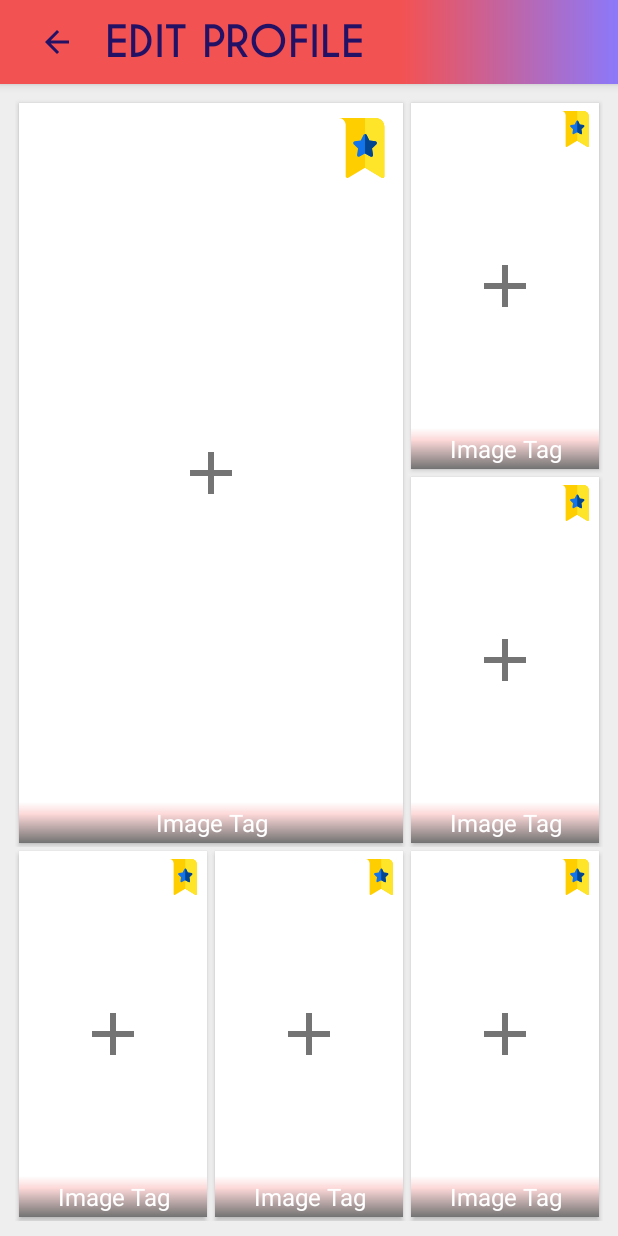
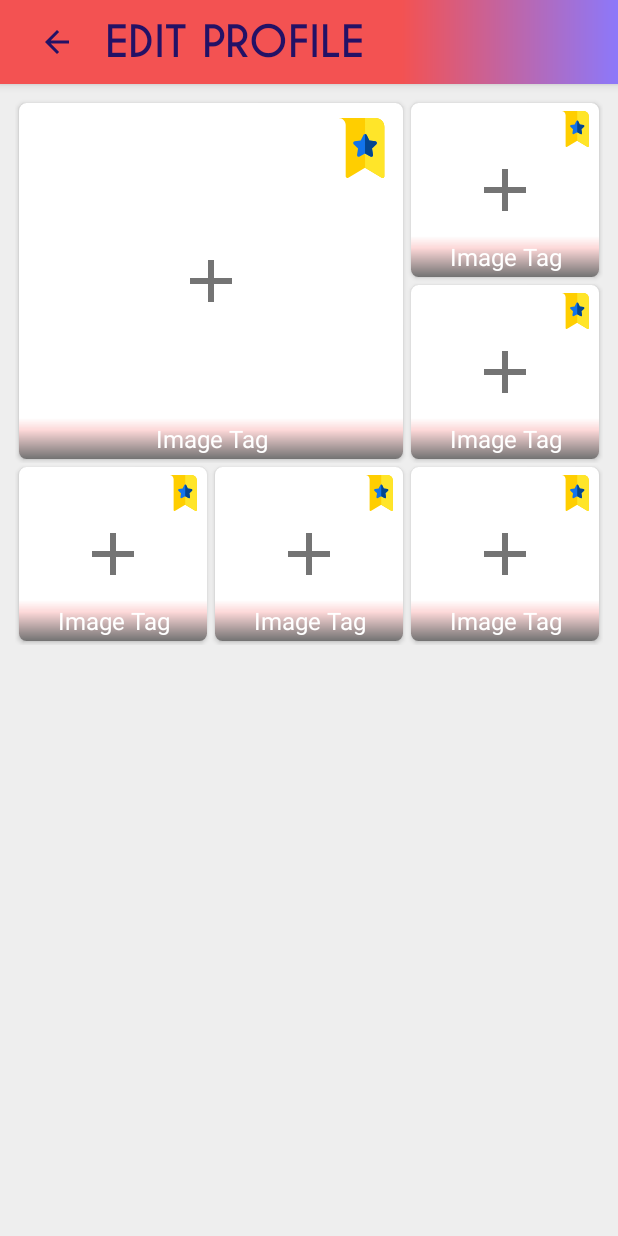
Before and after one commit to Aryabodhi/Seeker_UI, an Android app: the AddEditProfileImages screen opened directly, with no data from a screen before it, on a phone screen of 412 x 824 dp. Run offline under Robolectric (Android 15) with nearby library versions, the phone set to English and light mode, and no system bars; our stand-ins replace Picasso.

```diff
--- a/app/src/main/res/layout/activity_add_edit_profile_images.xml
+++ b/app/src/main/res/layout/activity_add_edit_profile_images.xml
@@ -12,11 +12,21 @@
         layout="@layout/toolbar_misc" />
 
     <LinearLayout
-        android:layout_width="0dp"
+        android:layout_width="match_parent"
         android:layout_height="0dp"
+        android:orientation="vertical"
+        app:layout_constraintTop_toBottomOf="@+id/include3"
+        app:layout_constraintBottom_toBottomOf="parent"
+        android:weightSum="2">
+
+        <LinearLayout
+            android:layout_width="match_parent"
+            android:layout_height="match_parent"
             android:layout_margin="10dp"
+            android:layout_weight="1"
             android:orientation="vertical"
             android:weightSum="3"
+
             app:layout_constraintBottom_toBottomOf="parent"
             app:layout_constraintEnd_toEndOf="parent"
             app:layout_constraintStart_toStartOf="parent"
@@ -33,29 +43,28 @@
                     android:layout_width="match_parent"
                     android:layout_height="match_parent"
                     android:layout_margin="2.5dp"
+                    android:layout_weight="1"
                     android:clickable="true"
-                app:cardCornerRadius="0dp"
                     android:foreground="?attr/selectableItemBackground"
-                android:layout_weight="1">
+                    app:cardCornerRadius="5dp">
 
                     <androidx.constraintlayout.widget.ConstraintLayout
                         android:layout_width="match_parent"
                         android:layout_height="match_parent"
-                    android:orientation="vertical"
-                    android:gravity="center">
+                        android:gravity="center"
+                        android:orientation="vertical">
 
                         <ImageView
-                        android:scaleType="center"
                             android:id="@+id/profile_image_1"
-                        android:src="@drawable/ic_add_black_24dp"
                             android:layout_width="match_parent"
                             android:layout_height="match_parent"
-                        />
+                            android:scaleType="center"
+                            android:src="@drawable/ic_add_black_24dp" />
 
                         <ImageView
-                        android:layout_margin="10dp"
                             android:layout_width="40dp"
                             android:layout_height="40dp"
+                            android:layout_margin="10dp"
                             android:src="@drawable/bookmark"
                             app:layout_constraintEnd_toEndOf="parent"
                             app:layout_constraintTop_toTopOf="parent" />
@@ -65,12 +74,12 @@
                             android:id="@+id/profile_image_1_tag"
                             android:layout_width="match_parent"
                             android:layout_height="wrap_content"
+                            android:background="@drawable/gradient_black_alpha"
+                            android:gravity="center"
+                            android:padding="2.5dp"
                             android:text="Image Tag"
-                        android:gravity="center"
                             android:textColor="#ffffff"
                             android:textSize="16dp"
-                        android:padding="2.5dp"
-                        android:background="@drawable/gradient_black_alpha"
                             app:layout_constraintBottom_toBottomOf="@+id/profile_image_1"
                             app:layout_constraintEnd_toEndOf="parent"
                             app:layout_constraintStart_toStartOf="parent" />
@@ -90,29 +99,28 @@
                         android:layout_width="match_parent"
                         android:layout_height="match_parent"
                         android:layout_margin="2.5dp"
+                        android:layout_weight="1"
                         android:clickable="true"
-                    app:cardCornerRadius="0dp"
                         android:foreground="?attr/selectableItemBackground"
-                    android:layout_weight="1">
+                        app:cardCornerRadius="5dp">
 
                         <androidx.constraintlayout.widget.ConstraintLayout
                             android:layout_width="match_parent"
                             android:layout_height="match_parent"
-                        android:orientation="vertical"
-                        android:gravity="center">
+                            android:gravity="center"
+                            android:orientation="vertical">
 
                             <ImageView
-                            android:scaleType="center"
                                 android:id="@+id/profile_image_2"
-                            android:src="@drawable/ic_add_black_24dp"
                                 android:layout_width="match_parent"
                                 android:layout_height="match_parent"
-                            />
+                                android:scaleType="center"
+                                android:src="@drawable/ic_add_black_24dp" />
 
                             <ImageView
-                            android:layout_margin="5dp"
                                 android:layout_width="24dp"
                                 android:layout_height="24dp"
+                                android:layout_margin="5dp"
                                 android:src="@drawable/bookmark"
                                 app:layout_constraintEnd_toEndOf="parent"
                                 app:layout_constraintTop_toTopOf="parent" />
@@ -122,12 +130,12 @@
                                 android:id="@+id/profile_image_2_tag"
                                 android:layout_width="match_parent"
                                 android:layout_height="wrap_content"
+                                android:background="@drawable/gradient_black_alpha"
+                                android:gravity="center"
+                                android:padding="2.5dp"
                                 android:text="Image Tag"
-                            android:gravity="center"
                                 android:textColor="#ffffff"
                                 android:textSize="16dp"
-                            android:padding="2.5dp"
-                            android:background="@drawable/gradient_black_alpha"
                                 app:layout_constraintBottom_toBottomOf="@+id/profile_image_2"
                                 app:layout_constraintEnd_toEndOf="parent"
                                 app:layout_constraintStart_toStartOf="parent" />
@@ -141,28 +149,27 @@
                         android:layout_height="match_parent"
                         android:layout_margin="2.5dp"
                         android:layout_weight="1"
-                    app:cardCornerRadius="0dp"
                         android:clickable="true"
-                    android:foreground="?attr/selectableItemBackground">
+                        android:foreground="?attr/selectableItemBackground"
+                        app:cardCornerRadius="5dp">
 
                         <androidx.constraintlayout.widget.ConstraintLayout
                             android:layout_width="match_parent"
                             android:layout_height="match_parent"
-                        android:orientation="vertical"
-                        android:gravity="center">
+                            android:gravity="center"
+                            android:orientation="vertical">
 
                             <ImageView
-                            android:scaleType="center"
                                 android:id="@+id/profile_image_3"
-                            android:src="@drawable/ic_add_black_24dp"
                                 android:layout_width="match_parent"
                                 android:layout_height="match_parent"
-                            />
+                                android:scaleType="center"
+                                android:src="@drawable/ic_add_black_24dp" />
 
                             <ImageView
-                            android:layout_margin="5dp"
                                 android:layout_width="24dp"
                                 android:layout_height="24dp"
+                                android:layout_margin="5dp"
                                 android:src="@drawable/bookmark"
                                 app:layout_constraintEnd_toEndOf="parent"
                                 app:layout_constraintTop_toTopOf="parent" />
@@ -172,12 +179,12 @@
                                 android:id="@+id/profile_image_3_tag"
                                 android:layout_width="match_parent"
                                 android:layout_height="wrap_content"
+                                android:background="@drawable/gradient_black_alpha"
+                                android:gravity="center"
+                                android:padding="2.5dp"
                                 android:text="Image Tag"
-                            android:gravity="center"
                                 android:textColor="#ffffff"
                                 android:textSize="16dp"
-                            android:padding="2.5dp"
-                            android:background="@drawable/gradient_black_alpha"
                                 app:layout_constraintBottom_toBottomOf="@+id/profile_image_3"
                                 app:layout_constraintEnd_toEndOf="parent"
                                 app:layout_constraintStart_toStartOf="parent" />
@@ -203,27 +210,26 @@
                     android:layout_margin="2.5dp"
                     android:layout_weight="1"
                     android:clickable="true"
-                app:cardCornerRadius="0dp"
-                android:foreground="?attr/selectableItemBackground">
+                    android:foreground="?attr/selectableItemBackground"
+                    app:cardCornerRadius="5dp">
 
                     <androidx.constraintlayout.widget.ConstraintLayout
                         android:layout_width="match_parent"
                         android:layout_height="match_parent"
-                    android:orientation="vertical"
-                    android:gravity="center">
+                        android:gravity="center"
+                        android:orientation="vertical">
 
                         <ImageView
-                        android:scaleType="center"
                             android:id="@+id/profile_image_4"
-                        android:src="@drawable/ic_add_black_24dp"
                             android:layout_width="match_parent"
                             android:layout_height="match_parent"
-                        />
+                            android:scaleType="center"
+                            android:src="@drawable/ic_add_black_24dp" />
 
                         <ImageView
-                        android:layout_margin="5dp"
                             android:layout_width="24dp"
                             android:layout_height="24dp"
+                            android:layout_margin="5dp"
                             android:src="@drawable/bookmark"
                             app:layout_constraintEnd_toEndOf="parent"
                             app:layout_constraintTop_toTopOf="parent" />
@@ -233,12 +239,12 @@
                             android:id="@+id/profile_image_4_tag"
                             android:layout_width="match_parent"
                             android:layout_height="wrap_content"
+                            android:background="@drawable/gradient_black_alpha"
+                            android:gravity="center"
+                            android:padding="2.5dp"
                             android:text="Image Tag"
-                        android:gravity="center"
                             android:textColor="#ffffff"
                             android:textSize="16dp"
-                        android:padding="2.5dp"
-                        android:background="@drawable/gradient_black_alpha"
                             app:layout_constraintBottom_toBottomOf="@+id/profile_image_4"
                             app:layout_constraintEnd_toEndOf="parent"
                             app:layout_constraintStart_toStartOf="parent" />
@@ -252,27 +258,26 @@
                     android:layout_margin="2.5dp"
                     android:layout_weight="1"
                     android:clickable="true"
-                app:cardCornerRadius="0dp"
-                android:foreground="?attr/selectableItemBackground">
+                    android:foreground="?attr/selectableItemBackground"
+                    app:cardCornerRadius="5dp">
 
                     <androidx.constraintlayout.widget.ConstraintLayout
                         android:layout_width="match_parent"
                         android:layout_height="match_parent"
-                    android:orientation="vertical"
-                    android:gravity="center">
+                        android:gravity="center"
+                        android:orientation="vertical">
 
                         <ImageView
-                        android:scaleType="center"
                             android:id="@+id/profile_image_5"
-                        android:src="@drawable/ic_add_black_24dp"
                             android:layout_width="match_parent"
                             android:layout_height="match_parent"
-                        />
+                            android:scaleType="center"
+                            android:src="@drawable/ic_add_black_24dp" />
 
                         <ImageView
-                        android:layout_margin="5dp"
                             android:layout_width="24dp"
                             android:layout_height="24dp"
+                            android:layout_margin="5dp"
                             android:src="@drawable/bookmark"
                             app:layout_constraintEnd_toEndOf="parent"
                             app:layout_constraintTop_toTopOf="parent" />
@@ -282,12 +287,12 @@
                             android:id="@+id/profile_image_5_tag"
                             android:layout_width="match_parent"
                             android:layout_height="wrap_content"
+                            android:background="@drawable/gradient_black_alpha"
+                            android:gravity="center"
+                            android:padding="2.5dp"
                             android:text="Image Tag"
-                        android:gravity="center"
                             android:textColor="#ffffff"
                             android:textSize="16dp"
-                        android:padding="2.5dp"
-                        android:background="@drawable/gradient_black_alpha"
                             app:layout_constraintBottom_toBottomOf="@+id/profile_image_5"
                             app:layout_constraintEnd_toEndOf="parent"
                             app:layout_constraintStart_toStartOf="parent" />
@@ -301,27 +306,26 @@
                     android:layout_margin="2.5dp"
                     android:layout_weight="1"
                     android:clickable="true"
-                app:cardCornerRadius="0dp"
-                android:foreground="?attr/selectableItemBackground">
+                    android:foreground="?attr/selectableItemBackground"
+                    app:cardCornerRadius="5dp">
 
                     <androidx.constraintlayout.widget.ConstraintLayout
                         android:layout_width="match_parent"
                         android:layout_height="match_parent"
-                    android:orientation="vertical"
-                    android:gravity="center">
+                        android:gravity="center"
+                        android:orientation="vertical">
 
                         <ImageView
-                        android:scaleType="center"
                             android:id="@+id/profile_image_6"
-                        android:src="@drawable/ic_add_black_24dp"
                             android:layout_width="match_parent"
                             android:layout_height="match_parent"
-                        />
+                            android:scaleType="center"
+                            android:src="@drawable/ic_add_black_24dp" />
 
                         <ImageView
-                        android:layout_margin="5dp"
                             android:layout_width="24dp"
                             android:layout_height="24dp"
+                            android:layout_margin="5dp"
                             android:src="@drawable/bookmark"
                             app:layout_constraintEnd_toEndOf="parent"
                             app:layout_constraintTop_toTopOf="parent" />
@@ -331,12 +335,12 @@
                             android:id="@+id/profile_image_6_tag"
                             android:layout_width="match_parent"
                             android:layout_height="wrap_content"
+                            android:background="@drawable/gradient_black_alpha"
+                            android:gravity="center"
+                            android:padding="2.5dp"
                             android:text="Image Tag"
-                        android:gravity="center"
                             android:textColor="#ffffff"
                             android:textSize="16dp"
-                        android:padding="2.5dp"
-                        android:background="@drawable/gradient_black_alpha"
                             app:layout_constraintBottom_toBottomOf="@+id/profile_image_6"
                             app:layout_constraintEnd_toEndOf="parent"
                             app:layout_constraintStart_toStartOf="parent" />
@@ -350,4 +354,12 @@
 
         </LinearLayout>
 
+        <View
+            android:layout_weight="1"
+            android:layout_width="wrap_content"
+            android:layout_height="wrap_content" />
+
+    </LinearLayout>
+
+
 </androidx.constraintlayout.widget.ConstraintLayout>
```
Lines whose indentation alone changed are shown as unchanged.
